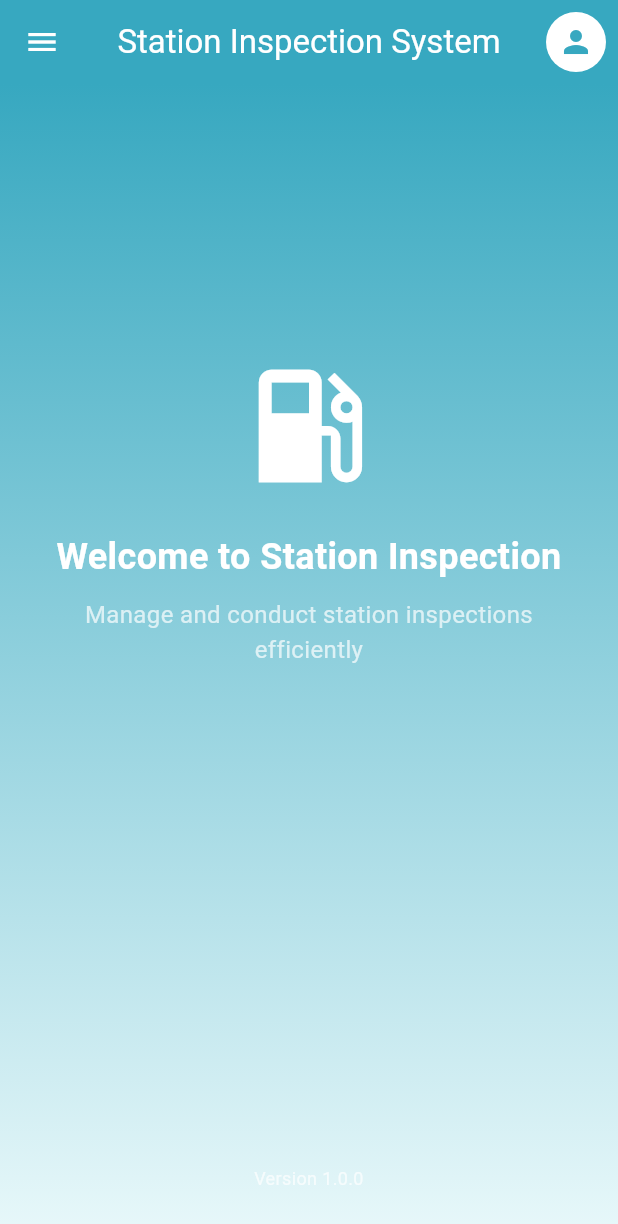
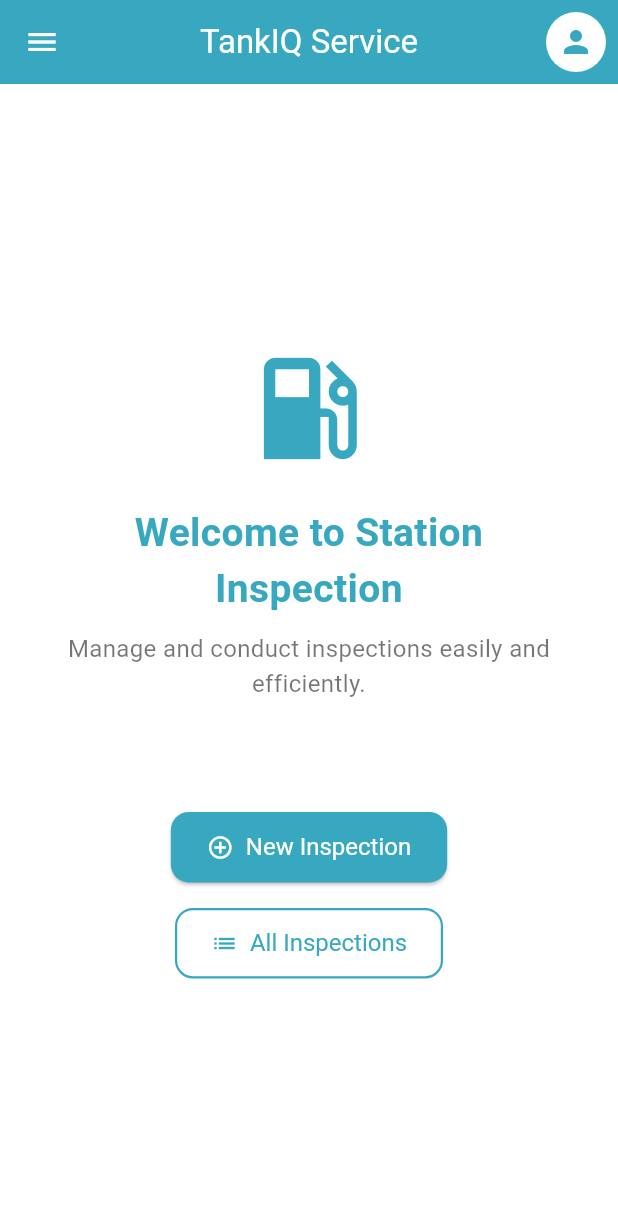
Before and after one commit to kvjoshi/tiq-service-by-team, a Flutter app: the HomeScreen screen opened by its route, on a phone screen of 412 x 824 dp. Shown: the top 1224 px of the screen. Run offline on Flutter 3.47's test engine with Material 3 defaults, Android fonts, the phone set to English and light mode, and no system bars; our stand-ins replace flutter_secure_storage, shared_preferences; accounts and stored records are empty.

```diff
--- a/lib/main.dart
+++ b/lib/main.dart
@@ -1,7 +1,6 @@
-// lib/main.dart
 import 'package:flutter/material.dart';
-import 'screens/station_form_screen.dart';
-import 'screens/inspection_list_screen.dart';
+import 'package:tiq_service_mob/screens/profile_screen.dart';
+
 import 'screens/login_screen.dart';
 import 'screens/station_list_screen.dart';
 import 'controllers/inspection_api_controller.dart';
@@ -141,9 +140,16 @@ class _HomeScreenState extends State<HomeScreen> {
 
   @override
   Widget build(BuildContext context) {
+    const primaryColor = Color(0xFF37A8C0);
+
     return Scaffold(
+      backgroundColor: Colors.white,
       appBar: AppBar(
-        title: const Text('Station Inspection System'),
+        backgroundColor: primaryColor,
+        title: const Text(
+          'TankIQ Service',
+          style: TextStyle(color: Colors.white),
+        ),
         actions: [
           PopupMenuButton<String>(
             onSelected: (v) async {
@@ -155,18 +161,18 @@ class _HomeScreenState extends State<HomeScreen> {
             ],
             icon: const CircleAvatar(
               backgroundColor: Colors.white,
-              child: Icon(Icons.person, color: Color(0xFF37A8C0)),
+              child: Icon(Icons.person, color: primaryColor),
             ),
           ),
         ],
       ),
       drawer: Drawer(
-        backgroundColor: const Color(0xFFF4FAFB),
+        backgroundColor: Colors.white,
         child: ListView(
           padding: EdgeInsets.zero,
           children: [
             const DrawerHeader(
-              decoration: BoxDecoration(color: Color(0xFF37A8C0)),
+              decoration: BoxDecoration(color: primaryColor),
               child: Center(
                 child: Text(
                   'TIQ Station System',
@@ -194,76 +200,81 @@ class _HomeScreenState extends State<HomeScreen> {
           ],
         ),
       ),
-      body: Container(
-        decoration: const BoxDecoration(
-          gradient: LinearGradient(
-            colors: [Color(0xFF37A8C0), Color(0xFFE8F8FA)],
-            begin: Alignment.topCenter,
-            end: Alignment.bottomCenter,
-          ),
-        ),
-        child: Padding(
-          padding: const EdgeInsets.all(20),
+      body: Padding(
+        padding: const EdgeInsets.all(24),
         child: Column(
-            crossAxisAlignment: CrossAxisAlignment.stretch,
+          crossAxisAlignment: CrossAxisAlignment.center,
           children: [
             const Spacer(flex: 2),
-              const Icon(
-                Icons.local_gas_station,
-                size: 100,
-                color: Colors.white,
-              ),
+            Icon(Icons.local_gas_station, size: 90, color: primaryColor),
             const SizedBox(height: 20),
             const Text(
               'Welcome to Station Inspection',
               textAlign: TextAlign.center,
               style: TextStyle(
-                  fontSize: 24,
+                fontSize: 26,
                 fontWeight: FontWeight.bold,
-                  color: Colors.white,
+                color: primaryColor,
               ),
             ),
             const SizedBox(height: 10),
             const Text(
-                'Manage and conduct station inspections efficiently',
+              'Manage and conduct inspections easily and efficiently.',
               textAlign: TextAlign.center,
-                style: TextStyle(fontSize: 16, color: Colors.white70),
+              style: TextStyle(fontSize: 16, color: Colors.black54),
             ),
-              const Spacer(flex: 1),
-              // ElevatedButton.icon(
-              //   icon: const Icon(Icons.add_circle_outline),
-              //   label: const Text('New Inspection'),
-              //   onPressed: () {
-              //     Navigator.push(
-              //       context,
-              //       MaterialPageRoute(
-              //         builder: (_) => const StationFormScreen(),
-              //       ),
-              //     );
-              //   },
-              // ),
+            const Spacer(),
+            ElevatedButton.icon(
+              icon: const Icon(Icons.add_circle_outline),
+              label: const Text(
+                'New Inspection',
+                style: TextStyle(fontSize: 16),
+              ),
+              style: ElevatedButton.styleFrom(
+                backgroundColor: primaryColor,
+                foregroundColor: Colors.white,
+                padding: const EdgeInsets.symmetric(
+                  vertical: 14,
+                  horizontal: 24,
+                ),
+                shape: RoundedRectangleBorder(
+                  borderRadius: BorderRadius.circular(12),
+                ),
+              ),
+              onPressed: () {
+                Navigator.push(
+                  context,
+                  MaterialPageRoute(builder: (_) => const ProfileScreen()),
+                );
+              },
+            ),
             const SizedBox(height: 16),
-              // OutlinedButton.icon(
-              //   icon: const Icon(Icons.list),
-              //   label: const Text('View All Inspections'),
-              //   onPressed: () {
-              //     Navigator.push(
-              //       context,
-              //       MaterialPageRoute(
-              //         builder: (_) => const InspectionListScreen(),
-              //       ),
-              //     );
-              //   },
-              // ),
-              const Spacer(flex: 3),
-              const Text(
-                'Version 1.0.0',
-                textAlign: TextAlign.center,
-                style: TextStyle(color: Colors.white70, fontSize: 12),
+            OutlinedButton.icon(
+              icon: const Icon(Icons.list),
+              label: const Text(
+                'All Inspections',
+                style: TextStyle(fontSize: 16),
               ),
-              const SizedBox(height: 10),
+              style: OutlinedButton.styleFrom(
+                foregroundColor: primaryColor,
+                side: const BorderSide(color: primaryColor, width: 1.5),
+                padding: const EdgeInsets.symmetric(
+                  vertical: 14,
+                  horizontal: 24,
+                ),
+                shape: RoundedRectangleBorder(
+                  borderRadius: BorderRadius.circular(12),
+                ),
+              ),
+              onPressed: () {
+                Navigator.push(
+                  context,
+                  MaterialPageRoute(builder: (_) => const ProfileScreen()),
+                );
+              },
+            ),
+            const Spacer(flex: 2),
           ],
-          ),
         ),
       ),
     );
@@ -275,8 +286,10 @@ class _HomeScreenState extends State<HomeScreen> {
     String? route, {
     WidgetBuilder? builder,
   }) {
+    const primaryColor = Color(0xFF37A8C0);
+
     return ListTile(
-      leading: Icon(icon, color: const Color(0xFF37A8C0)),
+      leading: Icon(icon, color: primaryColor),
       title: Text(title, style: const TextStyle(color: Colors.black87)),
       onTap: () {
         Navigator.of(context).pop();
```
Also changed, not shown: lib/screens/profile_screen.dart (added, +224 -0 lines), lib/screens/station_list_screen.dart (+186 -72 lines), 1 other file. Lines whose indentation alone changed are shown as unchanged.
